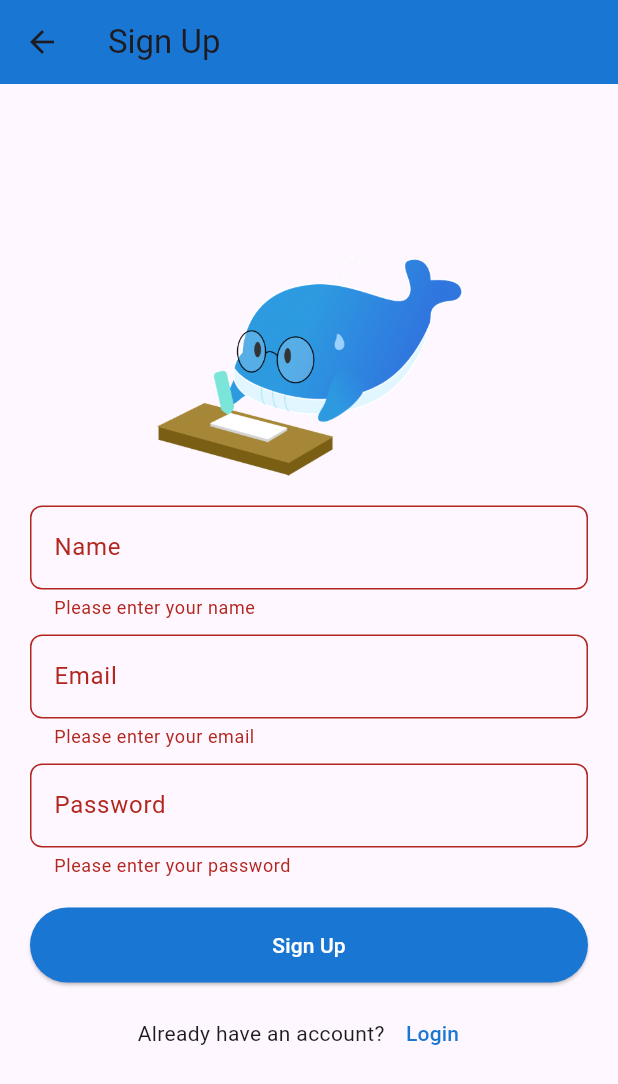
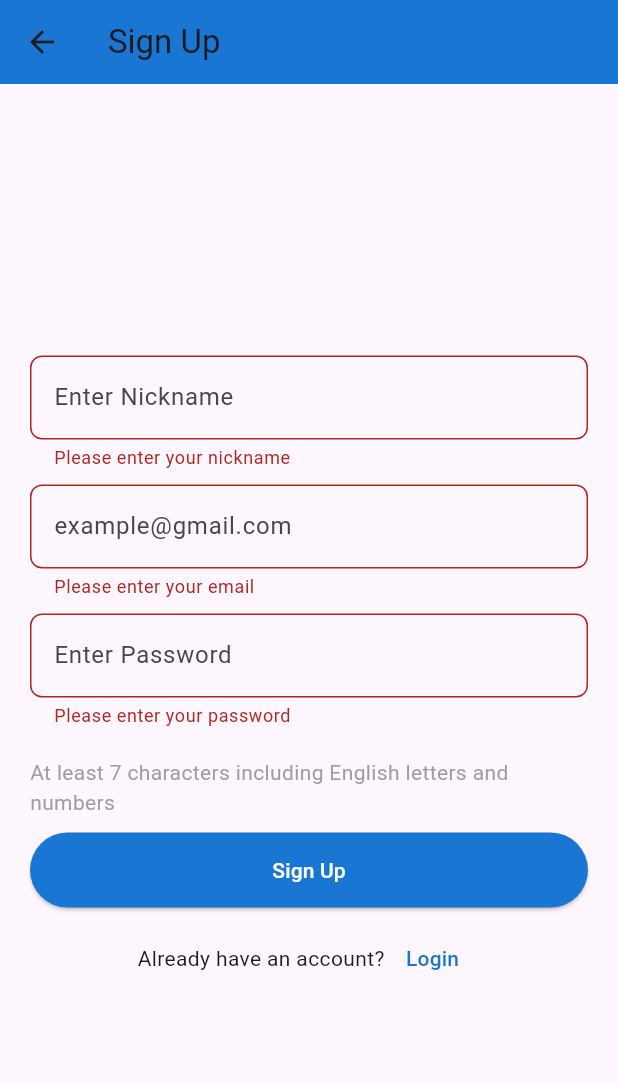
Before and after one commit to kyuhyunSung02/nanoCalendar, a Flutter app: the SignUpScreen screen opened directly, after a tap on "Sign Up", on a phone screen of 412 x 824 dp. Shown: the top 1084 px of the screen. Run offline on Flutter 3.47's test engine with Material 3 defaults, Android fonts, the phone set to English and light mode, and no system bars; our stand-ins replace cloud_firestore, firebase_auth, firebase_core, flutter_slidable, syncfusion_flutter_calendar, table_calendar; accounts and stored records are empty.

```diff
--- a/untitled/lib/screen/find_passwd.dart
+++ b/untitled/lib/screen/find_passwd.dart
@@ -58,10 +58,6 @@ class _FindPasswordScreenState extends State<FindPasswordScreen> {
             child: Column(
               mainAxisAlignment: MainAxisAlignment.center,
               children: <Widget>[
-                Image.asset(
-                  'assets/whale.png',
-                  height: 150,
-                ),
                 const SizedBox(height: 20),
                 if (!_isEmailSent) ...[
                   const Text(
@@ -73,7 +69,7 @@ class _FindPasswordScreenState extends State<FindPasswordScreen> {
                   TextFormField(
                     controller: _emailController,
                     decoration: InputDecoration(
-                      labelText: "Email",
+                      hintText: "example@gmail.com",
                       border: OutlineInputBorder(
                         borderRadius: BorderRadius.circular(8.0),
                       ),
@@ -104,6 +100,10 @@ class _FindPasswordScreenState extends State<FindPasswordScreen> {
                     style: TextStyle(fontSize: 16, color: Colors.green),
                     textAlign: TextAlign.center,
                   ),
+                  Image.asset(
+                    'assets/check.png',
+                    height: 150,
+                  ),
                 ],
                 const SizedBox(height: 20),
                 CustomButton(
--- a/untitled/lib/screen/login_screen.dart
+++ b/untitled/lib/screen/login_screen.dart
@@ -68,7 +68,7 @@ class _LoginScreenState extends State<LoginScreen> {
                 TextFormField(
                   controller: _emailController,
                   decoration: InputDecoration(
-                    labelText: "Email",
+                    labelText: "Username(email)",
                     border: OutlineInputBorder(
                       borderRadius: BorderRadius.circular(8.0),
                     ),
--- a/untitled/lib/screen/signup_screen.dart
+++ b/untitled/lib/screen/signup_screen.dart
@@ -1,4 +1,3 @@
-
 import 'package:firebase_auth/firebase_auth.dart';
 import 'package:flutter/material.dart';
 import '../widgets/custom_button.dart';
@@ -44,14 +43,12 @@ class _SignUpScreenState extends State<SignUpScreen> {
       setState(() {
         _isLoading = false;
       });
-
     }
   }
 
   @override
   Widget build(BuildContext context) {
     return Scaffold(
-
       appBar: AppBar(
         title: const Text("Sign Up"),
         backgroundColor: const Color(0xFF1976D2),
@@ -64,22 +61,18 @@ class _SignUpScreenState extends State<SignUpScreen> {
             child: Column(
               mainAxisAlignment: MainAxisAlignment.center,
               children: <Widget>[
-                Image.asset(
-                  'assets/whale.png',
-                  height: 150,
-                ),
                 const SizedBox(height: 20),
                 TextFormField(
                   controller: _nameController,
                   decoration: InputDecoration(
-                    labelText: "Name",
+                    hintText: "Enter Nickname",
                     border: OutlineInputBorder(
                       borderRadius: BorderRadius.circular(8.0),
                     ),
                   ),
                   validator: (value) {
                     if (value == null || value.isEmpty) {
-                      return 'Please enter your name';
+                      return 'Please enter your nickname';
                     }
                     return null;
                   },
@@ -88,7 +81,7 @@ class _SignUpScreenState extends State<SignUpScreen> {
                 TextFormField(
                   controller: _emailController,
                   decoration: InputDecoration(
-                    labelText: "Email",
+                    hintText: "example@gmail.com",
                     border: OutlineInputBorder(
                       borderRadius: BorderRadius.circular(8.0),
                     ),
@@ -105,7 +98,7 @@ class _SignUpScreenState extends State<SignUpScreen> {
                   controller: _passwordController,
                   obscureText: true,
                   decoration: InputDecoration(
-                    labelText: "Password",
+                    hintText: "Enter Password",
                     border: OutlineInputBorder(
                       borderRadius: BorderRadius.circular(8.0),
                     ),
@@ -113,11 +106,21 @@ class _SignUpScreenState extends State<SignUpScreen> {
                   validator: (value) {
                     if (value == null || value.isEmpty) {
                       return 'Please enter your password';
+                    } else if (value.length < 7) {
+                      return 'Password must be at least 7 characters long';
+                    } else if (!RegExp(r'^(?=.*[a-zA-Z])(?=.*\d)')
+                        .hasMatch(value)) {
+                      return 'Password must include both letters and numbers';
                     }
                     return null;
                   },
                 ),
                 const SizedBox(height: 20),
+                const Text(
+                  "At least 7 characters including English letters and numbers",
+                  style: TextStyle(color: Colors.grey),
+                ),
+                const SizedBox(height: 10),
                 if (_isLoading)
                   const CircularProgressIndicator()
                 else
--- a/untitled/pubspec.yaml
+++ b/untitled/pubspec.yaml
@@ -64,3 +64,4 @@ flutter:
   uses-material-design: true
   assets:
     - assets/whale.png
+    - assets/check.png
```
Also changed, not shown: untitled/assets/check.png (added).
